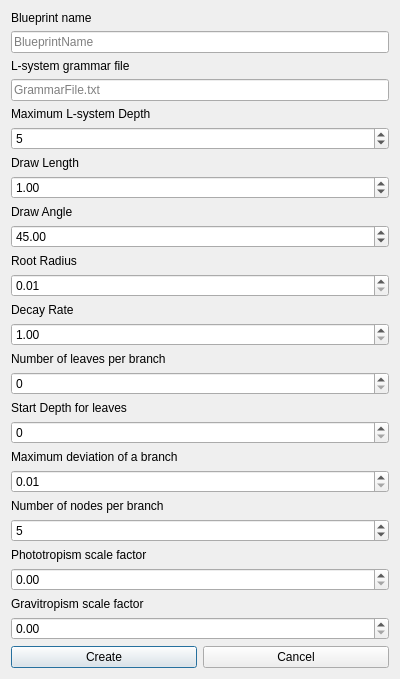
First picture: the form in ui/PlantBlueprintDialog.ui, repository neeravnagda/PlantSim, before the edit.
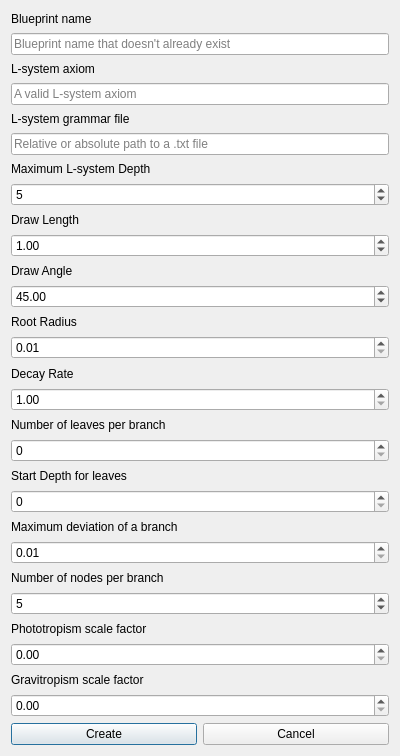
Second picture: the form after the edit.

```diff
--- a/ui/PlantBlueprintDialog.ui
+++ b/ui/PlantBlueprintDialog.ui
@@ -7,7 +7,7 @@
     <x>0</x>
     <y>0</y>
     <width>400</width>
-    <height>675</height>
+    <height>756</height>
    </rect>
   </property>
   <property name="windowTitle">
@@ -15,26 +15,116 @@
   </property>
   <layout class="QGridLayout" name="s_gridLayout">
    <item row="23" column="0" colspan="2">
-    <widget class="QDoubleSpinBox" name="m_phototropismScaleFactor">
+    <widget class="QSpinBox" name="m_numNodes">
      <property name="toolTip">
-      <string>&lt;html&gt;&lt;head/&gt;&lt;body&gt;&lt;p&gt;Scale factor to grow towards the sun. Set to 0 for no influence by the sun.&lt;/p&gt;&lt;/body&gt;&lt;/html&gt;</string>
+      <string>&lt;html&gt;&lt;head/&gt;&lt;body&gt;&lt;p&gt;Number of nodes in a branch. Set to minimum for a rigid L-system.&lt;/p&gt;&lt;/body&gt;&lt;/html&gt;</string>
+     </property>
+     <property name="minimum">
+      <number>2</number>
      </property>
      <property name="maximum">
-      <double>10.000000000000000</double>
+      <number>10</number>
      </property>
-     <property name="singleStep">
-      <double>0.100000000000000</double>
+     <property name="value">
+      <number>5</number>
      </property>
     </widget>
    </item>
-   <item row="4" column="0" colspan="2">
+   <item row="6" column="0" colspan="2">
     <widget class="QLabel" name="s_maxDepthLabel">
      <property name="text">
       <string>Maximum L-system Depth</string>
      </property>
     </widget>
    </item>
-   <item row="5" column="0" colspan="2">
+   <item row="25" column="0" colspan="2">
+    <widget class="QDoubleSpinBox" name="m_phototropismScaleFactor">
+     <property name="toolTip">
+      <string>&lt;html&gt;&lt;head/&gt;&lt;body&gt;&lt;p&gt;Scale factor to grow towards the sun. Set to 0 for no influence by the sun.&lt;/p&gt;&lt;/body&gt;&lt;/html&gt;</string>
+     </property>
+     <property name="maximum">
+      <double>10.000000000000000</double>
+     </property>
+     <property name="singleStep">
+      <double>0.100000000000000</double>
+     </property>
+    </widget>
+   </item>
+   <item row="13" column="0" colspan="2">
+    <widget class="QDoubleSpinBox" name="m_rootRadius">
+     <property name="toolTip">
+      <string>&lt;html&gt;&lt;head/&gt;&lt;body&gt;&lt;p&gt;Root radius.&lt;/p&gt;&lt;/body&gt;&lt;/html&gt;</string>
+     </property>
+     <property name="minimum">
+      <double>0.010000000000000</double>
+     </property>
+     <property name="maximum">
+      <double>5.000000000000000</double>
+     </property>
+     <property name="singleStep">
+      <double>0.010000000000000</double>
+     </property>
+    </widget>
+   </item>
+   <item row="11" column="0" colspan="2">
+    <widget class="QDoubleSpinBox" name="m_drawAngle">
+     <property name="toolTip">
+      <string>&lt;html&gt;&lt;head/&gt;&lt;body&gt;&lt;p&gt;Draw angle in degrees.&lt;/p&gt;&lt;/body&gt;&lt;/html&gt;</string>
+     </property>
+     <property name="maximum">
+      <double>360.000000000000000</double>
+     </property>
+     <property name="value">
+      <double>45.000000000000000</double>
+     </property>
+    </widget>
+   </item>
+   <item row="27" column="0" colspan="2">
+    <widget class="QDoubleSpinBox" name="m_gravitropismScaleFactor">
+     <property name="toolTip">
+      <string>&lt;html&gt;&lt;head/&gt;&lt;body&gt;&lt;p&gt;Scale factor for branches to grow downwards due to gravity. Set to 0 for no influence by gravity.&lt;/p&gt;&lt;/body&gt;&lt;/html&gt;</string>
+     </property>
+     <property name="singleStep">
+      <double>0.100000000000000</double>
+     </property>
+    </widget>
+   </item>
+   <item row="14" column="0" colspan="2">
+    <widget class="QLabel" name="s_decayRateLabel">
+     <property name="text">
+      <string>Decay Rate</string>
+     </property>
+    </widget>
+   </item>
+   <item row="26" column="0">
+    <widget class="QLabel" name="s_gravitropismScale">
+     <property name="text">
+      <string>Gravitropism scale factor</string>
+     </property>
+    </widget>
+   </item>
+   <item row="10" column="0" colspan="2">
+    <widget class="QLabel" name="s_drawAngleLabel">
+     <property name="text">
+      <string>Draw Angle</string>
+     </property>
+    </widget>
+   </item>
+   <item row="16" column="0" colspan="2">
+    <widget class="QLabel" name="s_leafCountLabel">
+     <property name="text">
+      <string>Number of leaves per branch</string>
+     </property>
+    </widget>
+   </item>
+   <item row="18" column="0" colspan="2">
+    <widget class="QLabel" name="s_leavesStartDepthLabel">
+     <property name="text">
+      <string>Start Depth for leaves</string>
+     </property>
+    </widget>
+   </item>
+   <item row="7" column="0" colspan="2">
     <widget class="QSpinBox" name="m_maxDepth">
      <property name="toolTip">
       <string>&lt;html&gt;&lt;head/&gt;&lt;body&gt;&lt;p&gt;Maximum fractal depth.&lt;/p&gt;&lt;/body&gt;&lt;/html&gt;</string>
@@ -50,7 +140,30 @@
      </property>
     </widget>
    </item>
-   <item row="26" column="0">
+   <item row="21" column="0" colspan="2">
+    <widget class="QDoubleSpinBox" name="m_maxDeviation">
+     <property name="toolTip">
+      <string>&lt;html&gt;&lt;head/&gt;&lt;body&gt;&lt;p&gt;Maximum deviation of a branch. This increase is exponential.&lt;/p&gt;&lt;/body&gt;&lt;/html&gt;</string>
+     </property>
+     <property name="minimum">
+      <double>0.010000000000000</double>
+     </property>
+     <property name="maximum">
+      <double>1.000000000000000</double>
+     </property>
+     <property name="singleStep">
+      <double>0.010000000000000</double>
+     </property>
+    </widget>
+   </item>
+   <item row="12" column="0" colspan="2">
+    <widget class="QLabel" name="s_rootRadiusLabel">
+     <property name="text">
+      <string>Root Radius</string>
+     </property>
+    </widget>
+   </item>
+   <item row="28" column="0">
     <widget class="QPushButton" name="m_create">
      <property name="enabled">
       <bool>true</bool>
@@ -63,14 +176,37 @@
      </property>
     </widget>
    </item>
-   <item row="22" column="0">
-    <widget class="QLabel" name="s_phototropismScaleLabel">
+   <item row="1" column="0" colspan="2">
+    <widget class="QLineEdit" name="m_blueprintName">
+     <property name="toolTip">
+      <string>&lt;html&gt;&lt;head/&gt;&lt;body&gt;&lt;p&gt;Name of new blueprint.&lt;/p&gt;&lt;/body&gt;&lt;/html&gt;</string>
+     </property>
      <property name="text">
-      <string>Phototropism scale factor</string>
+      <string/>
      </property>
+     <property name="placeholderText">
+      <string>Blueprint name that doesn't already exist</string>
+     </property>
     </widget>
    </item>
-   <item row="3" column="0" colspan="2">
+   <item row="4" column="0" colspan="2">
+    <widget class="QLabel" name="s_grammarFileLabel">
+     <property name="text">
+      <string>L-system grammar file</string>
+     </property>
+    </widget>
+   </item>
+   <item row="28" column="1">
+    <widget class="QPushButton" name="m_cancel">
+     <property name="toolTip">
+      <string>Cancel</string>
+     </property>
+     <property name="text">
+      <string>Cancel</string>
+     </property>
+    </widget>
+   </item>
+   <item row="5" column="0" colspan="2">
     <widget class="QLineEdit" name="m_grammarFilePath">
      <property name="toolTip">
       <string>&lt;html&gt;&lt;head/&gt;&lt;body&gt;&lt;p&gt;Path to grammar file.&lt;/p&gt;&lt;p&gt;Note this must end with &amp;quot;.txt&amp;quot;&lt;/p&gt;&lt;/body&gt;&lt;/html&gt;</string>
@@ -85,20 +221,27 @@
       <enum>QLineEdit::Normal</enum>
      </property>
      <property name="placeholderText">
-      <string>GrammarFile.txt</string>
+      <string>Relative or absolute path to a .txt file</string>
      </property>
      <property name="fileExists" stdset="0">
       <bool>false</bool>
      </property>
     </widget>
    </item>
-   <item row="11" column="0" colspan="2">
-    <widget class="QDoubleSpinBox" name="m_rootRadius">
+   <item row="24" column="0">
+    <widget class="QLabel" name="s_phototropismScaleLabel">
+     <property name="text">
+      <string>Phototropism scale factor</string>
+     </property>
+    </widget>
+   </item>
+   <item row="15" column="0" colspan="2">
+    <widget class="QDoubleSpinBox" name="m_decay">
      <property name="toolTip">
       <string>&lt;html&gt;&lt;head/&gt;&lt;body&gt;&lt;p&gt;Root radius.&lt;/p&gt;&lt;/body&gt;&lt;/html&gt;</string>
      </property>
      <property name="minimum">
-      <double>0.010000000000000</double>
+      <double>1.000000000000000</double>
      </property>
      <property name="maximum">
       <double>5.000000000000000</double>
@@ -108,83 +251,20 @@
      </property>
     </widget>
    </item>
-   <item row="20" column="0" colspan="2">
+   <item row="2" column="0" colspan="2">
+    <widget class="QLabel" name="s_axiomLabel">
+     <property name="text">
+      <string>L-system axiom</string>
+     </property>
+    </widget>
+   </item>
+   <item row="22" column="0" colspan="2">
     <widget class="QLabel" name="s_numNodesLabel">
      <property name="text">
       <string>Number of nodes per branch</string>
      </property>
     </widget>
    </item>
-   <item row="8" column="0" colspan="2">
-    <widget class="QLabel" name="s_drawAngleLabel">
-     <property name="text">
-      <string>Draw Angle</string>
-     </property>
-    </widget>
-   </item>
-   <item row="26" column="1">
-    <widget class="QPushButton" name="m_cancel">
-     <property name="toolTip">
-      <string>Cancel</string>
-     </property>
-     <property name="text">
-      <string>Cancel</string>
-     </property>
-    </widget>
-   </item>
-   <item row="19" column="0" colspan="2">
-    <widget class="QDoubleSpinBox" name="m_maxDeviation">
-     <property name="toolTip">
-      <string>&lt;html&gt;&lt;head/&gt;&lt;body&gt;&lt;p&gt;Maximum deviation of a branch. This increase is exponential.&lt;/p&gt;&lt;/body&gt;&lt;/html&gt;</string>
-     </property>
-     <property name="minimum">
-      <double>0.010000000000000</double>
-     </property>
-     <property name="maximum">
-      <double>1.000000000000000</double>
-     </property>
-     <property name="singleStep">
-      <double>0.010000000000000</double>
-     </property>
-    </widget>
-   </item>
-   <item row="25" column="0" colspan="2">
-    <widget class="QDoubleSpinBox" name="m_gravitropismScaleFactor">
-     <property name="toolTip">
-      <string>&lt;html&gt;&lt;head/&gt;&lt;body&gt;&lt;p&gt;Scale factor for branches to grow downwards due to gravity. Set to 0 for no influence by gravity.&lt;/p&gt;&lt;/body&gt;&lt;/html&gt;</string>
-     </property>
-     <property name="singleStep">
-      <double>0.100000000000000</double>
-     </property>
-    </widget>
-   </item>
-   <item row="1" column="0" colspan="2">
-    <widget class="QLineEdit" name="m_blueprintName">
-     <property name="toolTip">
-      <string>&lt;html&gt;&lt;head/&gt;&lt;body&gt;&lt;p&gt;Name of new blueprint.&lt;/p&gt;&lt;/body&gt;&lt;/html&gt;</string>
-     </property>
-     <property name="text">
-      <string/>
-     </property>
-     <property name="placeholderText">
-      <string>BlueprintName</string>
-     </property>
-    </widget>
-   </item>
-   <item row="14" column="0" colspan="2">
-    <widget class="QLabel" name="s_leafCountLabel">
-     <property name="text">
-      <string>Number of leaves per branch</string>
-     </property>
-    </widget>
-   </item>
-   <item row="12" column="0" colspan="2">
-    <widget class="QLabel" name="s_decayRateLabel">
-     <property name="text">
-      <string>Decay Rate</string>
-     </property>
-    </widget>
-   </item>
    <item row="0" column="0" colspan="2">
     <widget class="QLabel" name="s_blueprintNameLabel">
      <property name="text">
@@ -193,33 +273,6 @@
     </widget>
    </item>
    <item row="9" column="0" colspan="2">
-    <widget class="QDoubleSpinBox" name="m_drawAngle">
-     <property name="toolTip">
-      <string>&lt;html&gt;&lt;head/&gt;&lt;body&gt;&lt;p&gt;Draw angle in degrees.&lt;/p&gt;&lt;/body&gt;&lt;/html&gt;</string>
-     </property>
-     <property name="maximum">
-      <double>360.000000000000000</double>
-     </property>
-     <property name="value">
-      <double>45.000000000000000</double>
-     </property>
-    </widget>
-   </item>
-   <item row="6" column="0" colspan="2">
-    <widget class="QLabel" name="s_drawLengthLabel">
-     <property name="text">
-      <string>Draw Length</string>
-     </property>
-    </widget>
-   </item>
-   <item row="10" column="0" colspan="2">
-    <widget class="QLabel" name="s_rootRadiusLabel">
-     <property name="text">
-      <string>Root Radius</string>
-     </property>
-    </widget>
-   </item>
-   <item row="7" column="0" colspan="2">
     <widget class="QDoubleSpinBox" name="m_drawLength">
      <property name="toolTip">
       <string>&lt;html&gt;&lt;head/&gt;&lt;body&gt;&lt;p&gt;Initial draw length.&lt;/p&gt;&lt;/body&gt;&lt;/html&gt;</string>
@@ -238,80 +291,44 @@
      </property>
     </widget>
    </item>
-   <item row="24" column="0">
-    <widget class="QLabel" name="s_gravitropismScale">
+   <item row="8" column="0" colspan="2">
+    <widget class="QLabel" name="s_drawLengthLabel">
      <property name="text">
-      <string>Gravitropism scale factor</string>
+      <string>Draw Length</string>
      </property>
     </widget>
    </item>
-   <item row="13" column="0" colspan="2">
-    <widget class="QDoubleSpinBox" name="m_decay">
+   <item row="19" column="0" colspan="2">
+    <widget class="QSpinBox" name="m_leavesStartDepth">
      <property name="toolTip">
       <string>&lt;html&gt;&lt;head/&gt;&lt;body&gt;&lt;p&gt;Decay rate. Higher values = faster decay.&lt;/p&gt;&lt;/body&gt;&lt;/html&gt;</string>
      </property>
-     <property name="minimum">
-      <double>1.000000000000000</double>
-     </property>
      <property name="maximum">
-      <double>5.000000000000000</double>
-     </property>
-     <property name="singleStep">
-      <double>0.100000000000000</double>
-     </property>
-    </widget>
-   </item>
-   <item row="21" column="0" colspan="2">
-    <widget class="QSpinBox" name="m_numNodes">
-     <property name="toolTip">
-      <string>&lt;html&gt;&lt;head/&gt;&lt;body&gt;&lt;p&gt;Number of nodes in a branch. Set to minimum for a rigid L-system.&lt;/p&gt;&lt;/body&gt;&lt;/html&gt;</string>
-     </property>
-     <property name="minimum">
-      <number>2</number>
-     </property>
-     <property name="maximum">
-      <number>10</number>
-     </property>
-     <property name="value">
       <number>5</number>
      </property>
     </widget>
    </item>
-   <item row="15" column="0" colspan="2">
+   <item row="17" column="0" colspan="2">
     <widget class="QSpinBox" name="m_leafCount">
      <property name="toolTip">
       <string>Number of leaves per branch.</string>
      </property>
     </widget>
    </item>
-   <item row="18" column="0" colspan="2">
+   <item row="20" column="0" colspan="2">
     <widget class="QLabel" name="s_maxdeviatonLabel">
      <property name="text">
       <string>Maximum deviation of a branch</string>
      </property>
     </widget>
    </item>
-   <item row="2" column="0" colspan="2">
-    <widget class="QLabel" name="s_grammarFileLabel">
-     <property name="text">
-      <string>L-system grammar file</string>
-     </property>
-    </widget>
-   </item>
-   <item row="16" column="0" colspan="2">
-    <widget class="QLabel" name="s_leavesStartDepthLabel">
-     <property name="text">
-      <string>Start Depth for leaves</string>
-     </property>
-    </widget>
-   </item>
-   <item row="17" column="0" colspan="2">
-    <widget class="QSpinBox" name="m_leavesStartDepth">
+   <item row="3" column="0" colspan="2">
+    <widget class="QLineEdit" name="m_axiom">
      <property name="toolTip">
       <string>The L-system depth when leaves start to appear. Set to 0 for no leaves</string>
      </property>
-     <property name="maximum">
-      <number>5</number>
+     <property name="placeholderText">
+      <string>A valid L-system axiom</string>
      </property>
     </widget>
    </item>
```
Left out of the diff: 8 changed lines with no effect on the pictures.
